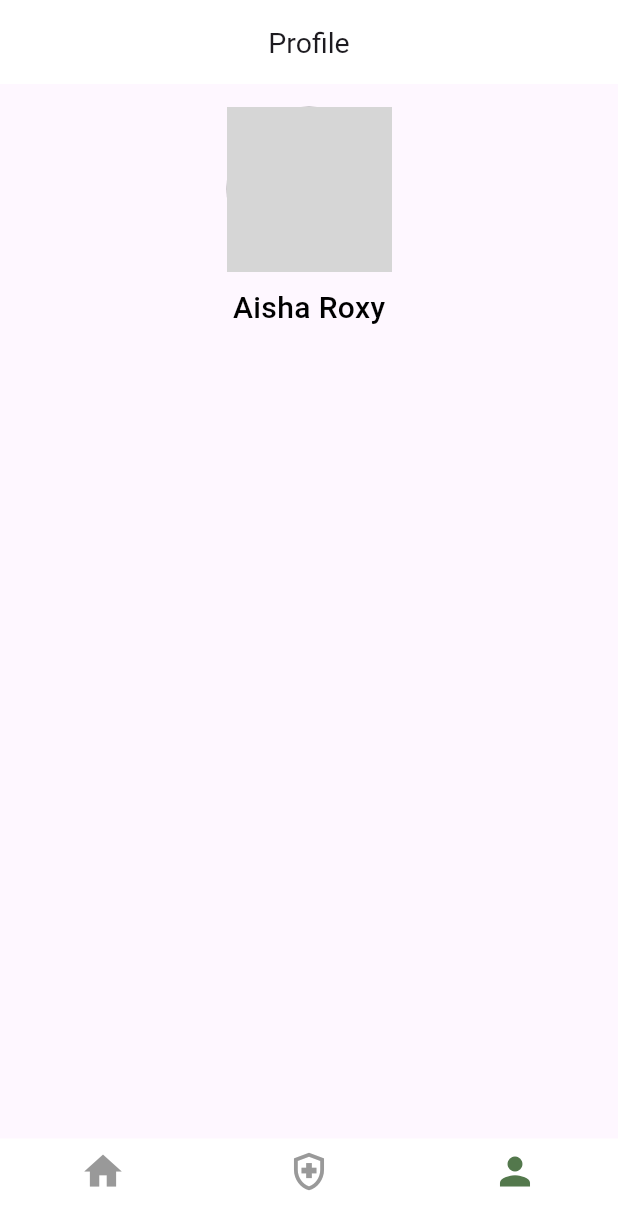
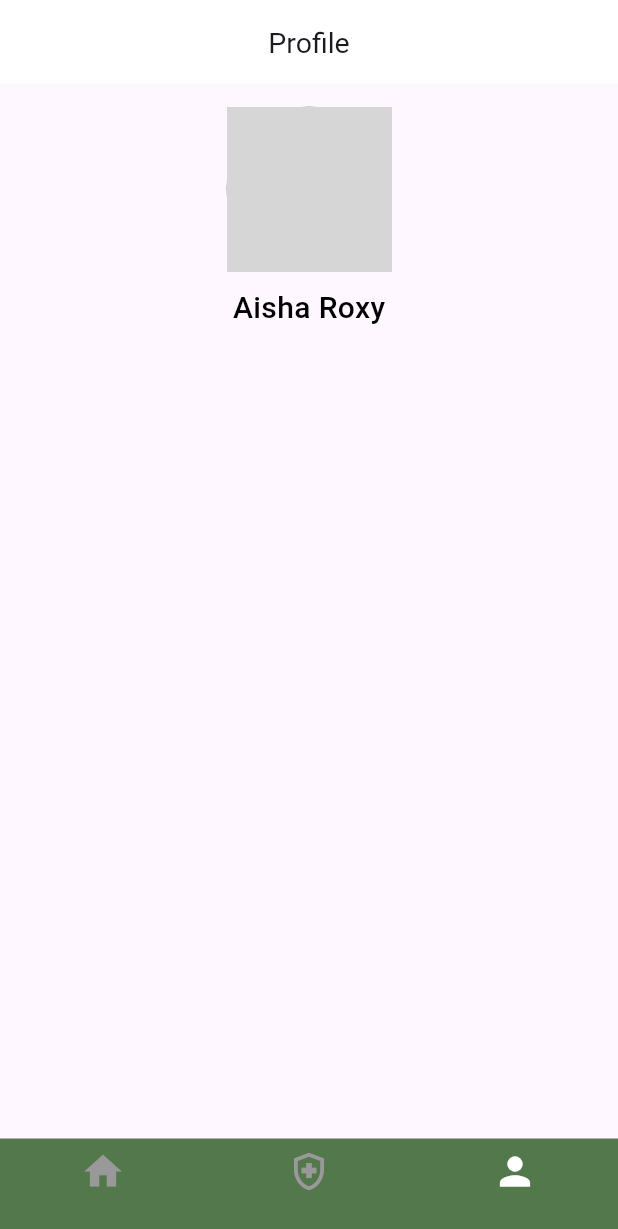
Before and after one commit to eminowam/wellness_mobile, a Flutter app: the BottomNav screen opened directly, item 3 of the bottom bar chosen, on a phone screen of 412 x 824 dp. Shown: the top 1229 px of the screen. Run offline on Flutter 3.47's test engine with Material 3 defaults, Android fonts, the phone set to English and light mode, and no system bars; our stand-ins replace shared_preferences; missing offline and left inert: flutter_verification_code; accounts and stored records are empty; network calls fail; grey boxes are pictures that could not be loaded.

Commit message:
Created Bottom navigation and screens

```diff
--- a/lib/configs/style.dart
+++ b/lib/configs/style.dart
@@ -1,4 +1,5 @@
 import 'package:flutter/cupertino.dart';
+import 'package:wellness_mobile/configs/color.dart';
 
 class AppStyle{
   static const signInTextStyle=TextStyle(color: Color(0xff1D1617),fontSize: 18,fontWeight: FontWeight.w400);
@@ -8,7 +9,7 @@ class AppStyle{
       fontSize: 14, color: Color(0xff78828A), fontWeight: FontWeight.w400);
 
   static const forgotPassword = TextStyle(
-      color: Color(0xff197FBD), fontSize: 12, fontWeight: FontWeight.w600);
+      color: customButtonColor, fontSize: 12, fontWeight: FontWeight.w600);
 
   static const textAuthStyle = TextStyle(
       fontSize: 12, color: Color(0xff465058), fontWeight: FontWeight.w500);
--- a/lib/pages/auth/sign_in.dart
+++ b/lib/pages/auth/sign_in.dart
@@ -1,5 +1,6 @@
 import 'package:flutter/gestures.dart';
 import 'package:flutter/material.dart';
+import 'package:wellness_mobile/configs/color.dart';
 import 'package:wellness_mobile/configs/style.dart';
 import 'package:wellness_mobile/pages/auth/forgot_password.dart';
 import 'package:wellness_mobile/pages/auth/sign_up.dart';
@@ -76,7 +77,7 @@ class _SignInState extends State<SignIn> {
                   alignment: Alignment.topRight,
                   child: TextButton(
                     style: TextButton.styleFrom(
-                        foregroundColor: const Color(0xff197FBD),
+                        foregroundColor: customButtonColor,
                         textStyle: AppStyle.forgotPassword),
                     onPressed: () =>
                     Navigator.push(context, MaterialPageRoute(builder: (_)=>ForgotPassword())),
--- a/lib/pages/auth/sign_up.dart
+++ b/lib/pages/auth/sign_up.dart
@@ -1,4 +1,5 @@
 import 'package:flutter/material.dart';
+import 'package:wellness_mobile/configs/color.dart';
 import 'package:wellness_mobile/configs/style.dart';
 import 'package:wellness_mobile/pages/auth/sign_in.dart';
 import 'package:wellness_mobile/pages/widgets/utils/custom_button.dart';
@@ -134,7 +135,7 @@ class _SignUpState extends State<SignUp> {
                         child: const Text(
                           "Войти",
                           style: TextStyle(
-                            color: Color(0xff197FBD),
+                            color:customButtonColor,
                             fontSize: 12,
                             fontWeight: FontWeight.w600,
                           ),
--- a/lib/pages/widgets/bottom_nav.dart
+++ b/lib/pages/widgets/bottom_nav.dart
@@ -25,7 +25,7 @@ class _BottomNavState extends State<BottomNav> {
       body: screens[currentIndex],
       bottomNavigationBar: BottomNavigationBar(
         elevation: 0,
-          backgroundColor: Colors.white,
+          backgroundColor: customButtonColor,
           type: BottomNavigationBarType.fixed,
           currentIndex: currentIndex,
           onTap: (index) {
@@ -42,7 +42,7 @@ class _BottomNavState extends State<BottomNav> {
                 ),
                 activeIcon: Icon(
                   Icons.home,
-                  color: customButtonColor,
+                  color: Colors.white,
                   size: 30,
                 ),
                 label: ""),
@@ -54,7 +54,7 @@ class _BottomNavState extends State<BottomNav> {
                 ),
                 activeIcon: Icon(
                   Icons.health_and_safety_outlined,
-                  color: customButtonColor,
+                  color: Colors.white,
                   size: 30,
                 ),
                 label: ""),
@@ -66,7 +66,7 @@ class _BottomNavState extends State<BottomNav> {
                 ),
                 activeIcon: Icon(
                   Icons.person,
-                  color: customButtonColor,
+                  color: Colors.white,
                   size: 30,
                 ),
                 label: "")
```
